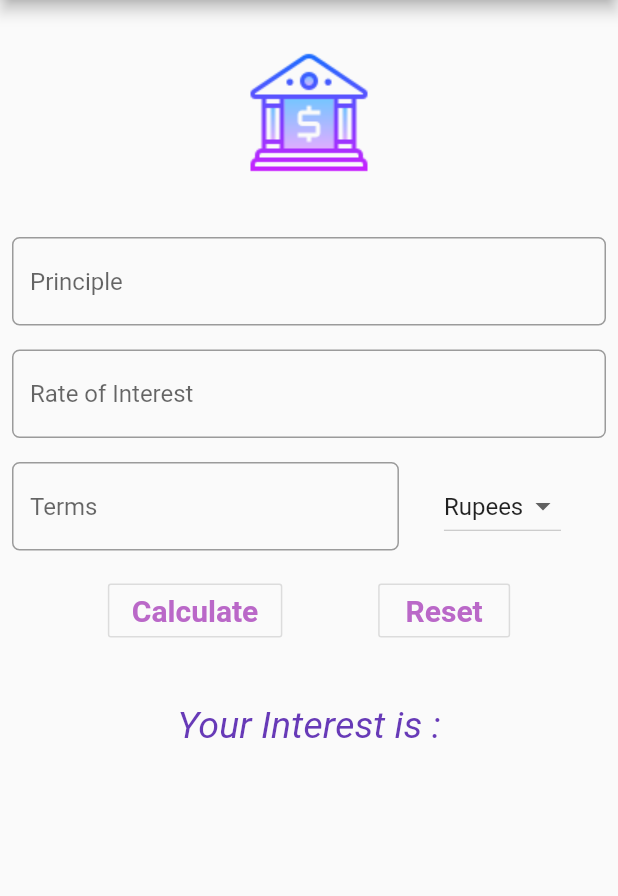
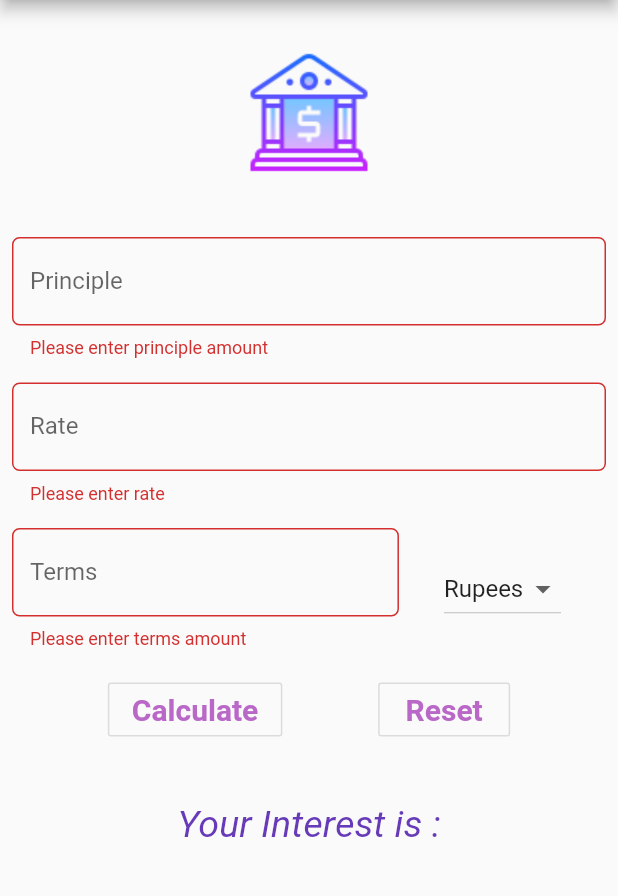
Before and after one commit to amirjadhav/flutter-interest_calculator, a Flutter app: the screen it shows after launch, after a tap on "Calculate", on a phone screen of 412 x 824 dp, the part 84-980 px from its top. Run offline on Flutter 3.47's test engine with Material 2 defaults, Android fonts, the phone set to English and light mode, and no system bars.

```diff
--- a/lib/main.dart
+++ b/lib/main.dart
@@ -9,6 +9,8 @@ class MyApp extends StatefulWidget {
 }
 
 class _MyAppState extends State<MyApp> {
+  var _formkey = GlobalKey<FormState>();
+
   final _dropDownItems = ["Rupees", "Dollar", "Pounds"];
   var _currentSelectedItem = "Rupees";
   dynamic _interest = "";
@@ -19,6 +21,7 @@ class _MyAppState extends State<MyApp> {
   @override
   Widget build(BuildContext context) {
     return MaterialApp(
+      debugShowCheckedModeBanner: false,
       theme: ThemeData(
           accentColor: Colors.deepPurple[300],
           primarySwatch: Colors.deepPurple),
@@ -27,7 +30,9 @@ class _MyAppState extends State<MyApp> {
         appBar: AppBar(
           title: Text("Interest Calculator"),
         ),
-        body: ListView(
+        body: Form(
+          key: _formkey,
+          child: ListView(
             children: [
               Image.asset(
                 'icons/bank.png',
@@ -35,25 +40,43 @@ class _MyAppState extends State<MyApp> {
               ),
               Padding(
                 padding: const EdgeInsets.all(8.0),
-              child: TextField(
+                child: TextFormField(
                   controller: _principleController,
-                onChanged: (value) => principle = double.parse(value),
+                  onChanged: (value) {
+                    _formkey.currentState.validate();
+                    principle = double.parse(value);
+                  },
                   scrollPadding: EdgeInsets.all(20),
                   keyboardType: TextInputType.number,
+                  validator: (value) {
+                    if (value.isEmpty) {
+                      return "Please enter principle amount";
+                    }
+                  },
                   decoration: InputDecoration(
+                    labelText: "Principle",
                     border: OutlineInputBorder(
                         borderRadius: BorderRadius.circular(5)),
-                  hintText: "Principle",
+                    hintText: "Principle Amount",
                   ),
                 ),
               ),
               Padding(
                 padding: const EdgeInsets.all(8.0),
-              child: TextField(
+                child: TextFormField(
                   controller: _rateController,
-                onChanged: (value) => rate = double.parse(value),
+                  onChanged: (value) {
+                    _formkey.currentState.validate();
+                    rate = double.parse(value);
+                  },
                   keyboardType: TextInputType.number,
+                  validator: (value) {
+                    if (value.isEmpty) {
+                      return "Please enter rate";
+                    }
+                  },
                   decoration: InputDecoration(
+                    labelText: "Rate",
                     border: OutlineInputBorder(
                         borderRadius: BorderRadius.circular(5)),
                     hintText: "Rate of Interest",
@@ -65,14 +88,23 @@ class _MyAppState extends State<MyApp> {
                 child: Row(
                   children: [
                     Expanded(
-                    child: TextField(
+                      child: TextFormField(
                         controller: _termController,
-                      onChanged: (value) => terms = double.parse(value),
+                        onChanged: (value) {
+                          _formkey.currentState.validate();
+                          terms = double.parse(value);
+                        },
                         keyboardType: TextInputType.number,
+                        validator: (value) {
+                          if (value.isEmpty) {
+                            return "Please enter terms amount";
+                          }
+                        },
                         decoration: InputDecoration(
+                          labelText: "Terms",
                           border: OutlineInputBorder(
                               borderRadius: BorderRadius.circular(5)),
-                        hintText: "Terms",
+                          hintText: "Terms in Years",
                         ),
                       ),
                     ),
@@ -104,10 +136,12 @@ class _MyAppState extends State<MyApp> {
                     OutlineButton(
                       onPressed: () {
                         setState(() {
+                          if (_formkey.currentState.validate()) {
                             _interest =
                                 (principle * rate * terms / 100).toString() +
                                     " " +
                                     _currentSelectedItem;
+                          }
                         });
                       },
                       child: Text(
@@ -152,6 +186,7 @@ class _MyAppState extends State<MyApp> {
             ],
           ),
         ),
+      ),
     );
   }
 }
```
Lines whose indentation alone changed are shown as unchanged.
